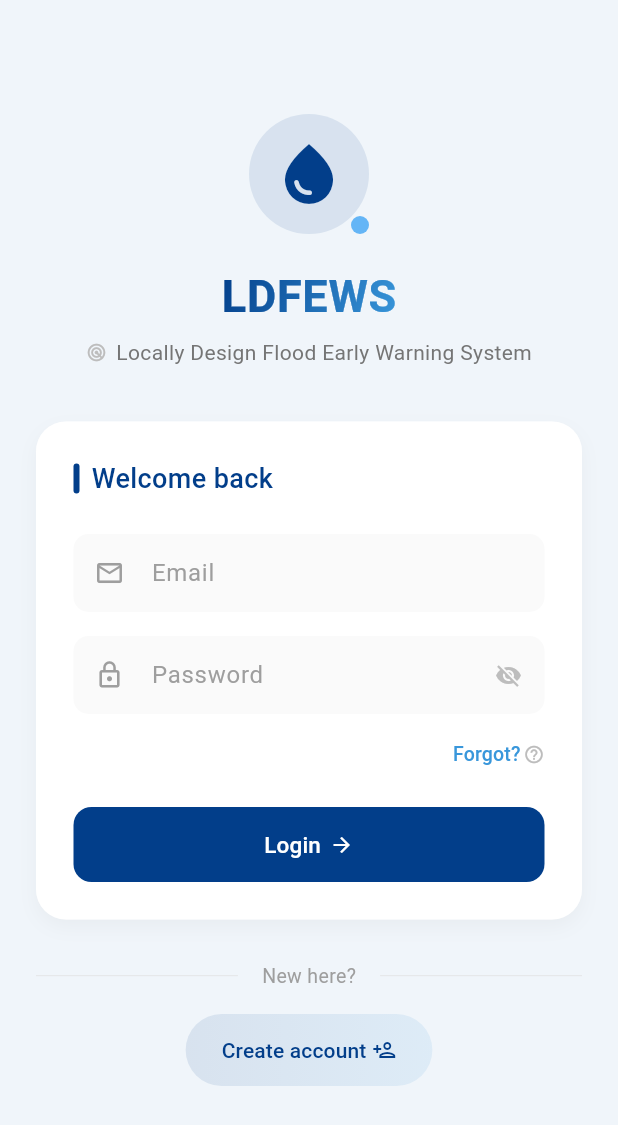
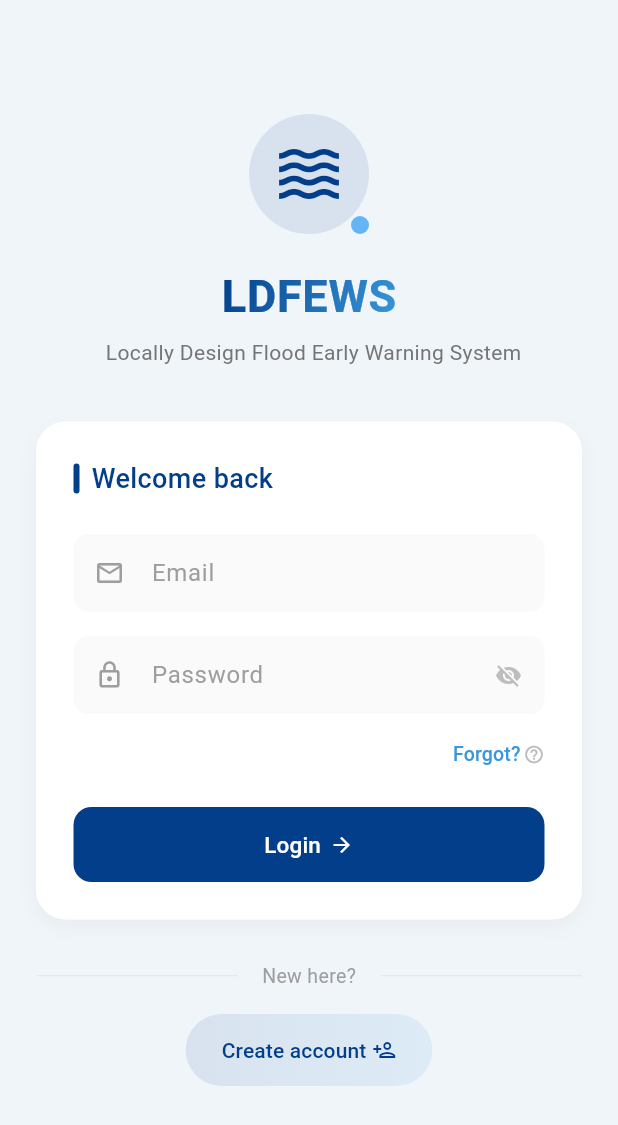
Before and after one commit to fellaspassive/LDFEWS, a Flutter app: the screen it shows after launch, on a phone screen of 412 x 824 dp. Shown: the top 1125 px of the screen. Run offline on Flutter 3.47's test engine with Material 3 defaults, Android fonts, the phone set to English and light mode, and no system bars; our stand-ins replace cloud_firestore, firebase_auth, firebase_core; accounts and stored records are empty.

Commit message:
change the description

```diff
--- a/lib/pages/login.dart
+++ b/lib/pages/login.dart
@@ -42,7 +42,7 @@ final TextEditingController passwordController = TextEditingController();
                           shape: BoxShape.circle,
                         ),
                         child: const Icon(
-                          Icons.water_drop,
+                          Icons.waves,
                           size: 48,
                           color: Color.fromARGB(255, 2, 62, 138),
                         ),
@@ -92,11 +92,6 @@ final TextEditingController passwordController = TextEditingController();
                   Row(
                     mainAxisAlignment: MainAxisAlignment.center,
                     children: [
-                      Icon(
-                        Icons.radar,
-                        size: 14,
-                        color: Colors.grey.shade400,
-                      ),
                       const SizedBox(width: 6),
                       Text(
                         "Locally Design Flood Early Warning System",
```
